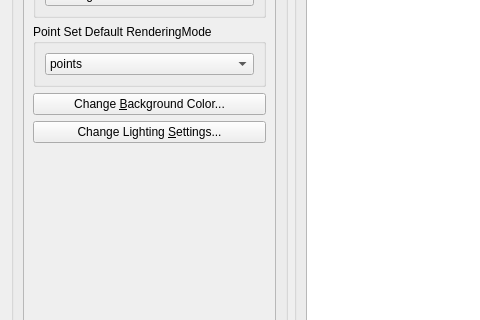
The window that Polyhedron/demo/Polyhedron/Preferences.ui (CGAL/cgal) describes before a commit, drawn with Qt 5; both pictures show x 0 to 480 and y 205 to 525 of the 631 by 631 pixel window.
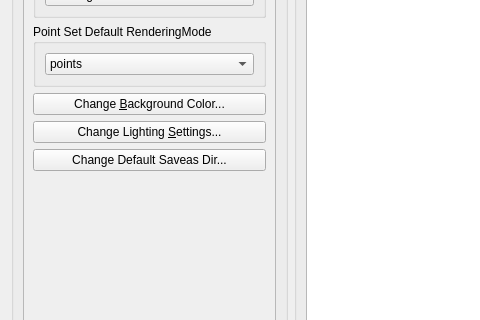
The same window after the commit.

Commit message: Add a setting to define the default save directory. Default value for this setting is the home path.

Diff of the .ui file:
```diff
--- a/Polyhedron/demo/Polyhedron/Preferences.ui
+++ b/Polyhedron/demo/Polyhedron/Preferences.ui
@@ -199,6 +199,13 @@
               </property>
              </widget>
             </item>
+            <item>
+             <widget class="QPushButton" name="default_save_asPushButton">
+              <property name="text">
+               <string>Change Default Saveas Dir...</string>
+              </property>
+             </widget>
+            </item>
             <item>
              <spacer name="verticalSpacer">
               <property name="orientation">
```
The commit also changes 2 other files.
